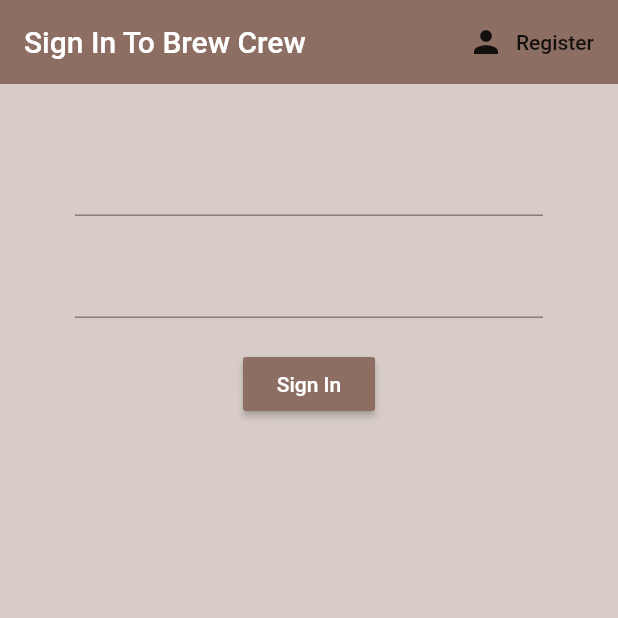
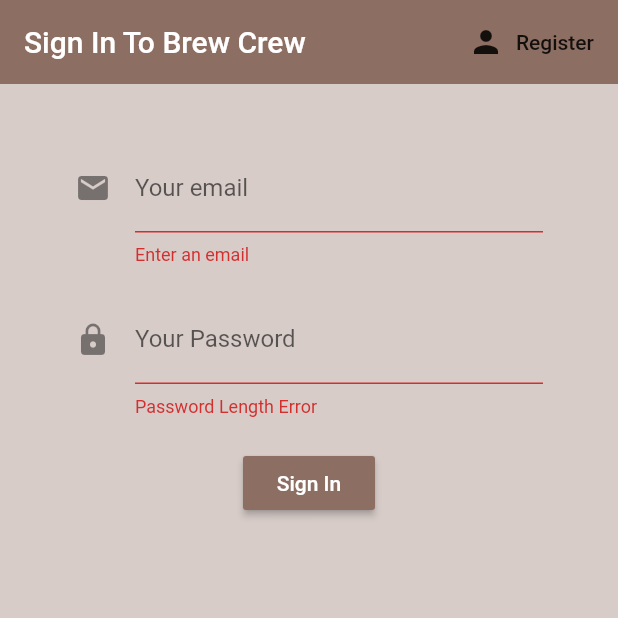
Before and after one commit to MarnusCoetzee/CoffeeCrudFlutter, a Flutter app: the screen it shows after launch, after a tap on "Sign In", on a phone screen of 412 x 824 dp, the top half of it. Run offline on Flutter 3.47's test engine with Material 2 defaults, Android fonts, the phone set to English and light mode, and no system bars; our stand-ins replace firebase_auth; accounts and stored records are empty.

Commit message:
auth changes

```diff
--- a/lib/screens/authenticate/register.dart
+++ b/lib/screens/authenticate/register.dart
@@ -45,6 +45,10 @@ class _RegisterState extends State<Register> {
             children: <Widget>[
               SizedBox(height: 20.0),
               TextFormField(
+                decoration: const InputDecoration(
+                    icon: Icon(Icons.email),
+                    labelText: 'Your Email'
+                ),
                 validator: (val) => val.isEmpty ? 'Enter an email' : null,
                 onChanged: (val) {
                   setState(() {
@@ -54,6 +58,10 @@ class _RegisterState extends State<Register> {
               ),
               SizedBox(height: 20.0),
               TextFormField(
+                decoration: const InputDecoration(
+                    icon: Icon(Icons.lock),
+                    labelText: 'Your Password'
+                ),
                 obscureText: true,
                 validator: (val) => val.length < 6 ? 'Enter a password at least 6 chars' : null,
                 onChanged: (val) {
--- a/lib/screens/authenticate/sign_in.dart
+++ b/lib/screens/authenticate/sign_in.dart
@@ -1,4 +1,3 @@
-import 'package:brew_crew/screens/authenticate/register.dart';
 import 'package:brew_crew/services/auth.dart';
 import 'package:flutter/material.dart';
 
@@ -14,10 +13,12 @@ class SignIn extends StatefulWidget {
 class _SignInState extends State<SignIn> {
 
   final AuthService auth = AuthService();
+  final formKey = GlobalKey<FormState>();
 
   // text field state
   String email = '';
   String password = '';
+  String error = '';
 
   @override
   Widget build(BuildContext context) {
@@ -40,10 +41,16 @@ class _SignInState extends State<SignIn> {
       body: Container(
         padding: EdgeInsets.symmetric(vertical: 20.0, horizontal: 50.0),
         child: Form(
+          key: formKey,
           child: Column(
             children: <Widget>[
               SizedBox(height: 20.0),
               TextFormField(
+                decoration: const InputDecoration(
+                  icon: Icon(Icons.email),
+                  labelText: 'Your email'
+                ),
+                validator: (val) => val.isEmpty ? 'Enter an email' : null,
                 onChanged: (val) {
                   setState(() {
                     email = val;
@@ -52,6 +59,11 @@ class _SignInState extends State<SignIn> {
               ),
               SizedBox(height: 20.0),
               TextFormField(
+                decoration: const InputDecoration(
+                    icon: Icon(Icons.lock),
+                    labelText: 'Your Password'
+                ),
+                validator: (val) => val.length < 6 ? 'Password Length Error' : null,
                 obscureText: true,
                 onChanged: (val) {
                   setState(() {
@@ -69,6 +81,14 @@ class _SignInState extends State<SignIn> {
                   ),
                 ),
                 onPressed: () async {
+                  if (formKey.currentState.validate()) {
+                    dynamic result = await auth.signInWithEmailAndPassword(email, password);
+                    if (result == null) {
+                      setState(() {
+                        error = 'error has occurred';
+                      });
+                    }
+                  }
                 },
               )
             ],
--- a/lib/services/auth.dart
+++ b/lib/services/auth.dart
@@ -33,6 +33,17 @@ class AuthService {
 
   // sign in with email & password
 
+  Future signInWithEmailAndPassword(String email, String password) async {
+    try {
+      AuthResult result = await _auth.signInWithEmailAndPassword(email: email, password: password);
+      FirebaseUser user = result.user;
+      return userFromFirebaseUser(user);
+    } catch (error) {
+      print(error.toString());
+      return null;
+    }
+  }
+
   // register with email & password
 
   Future registerWithEmailAndPassword(String email, String password) async {
```
